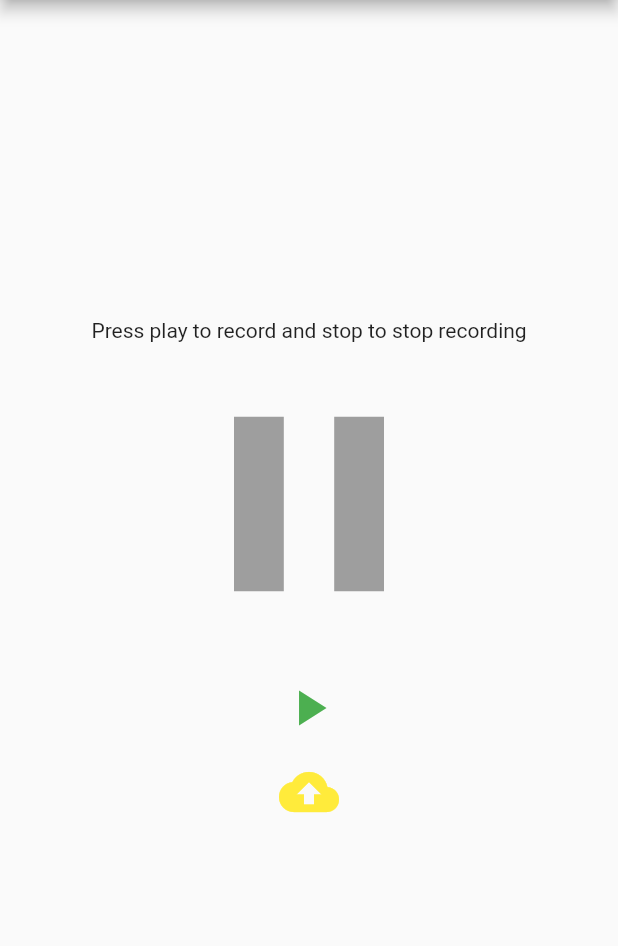
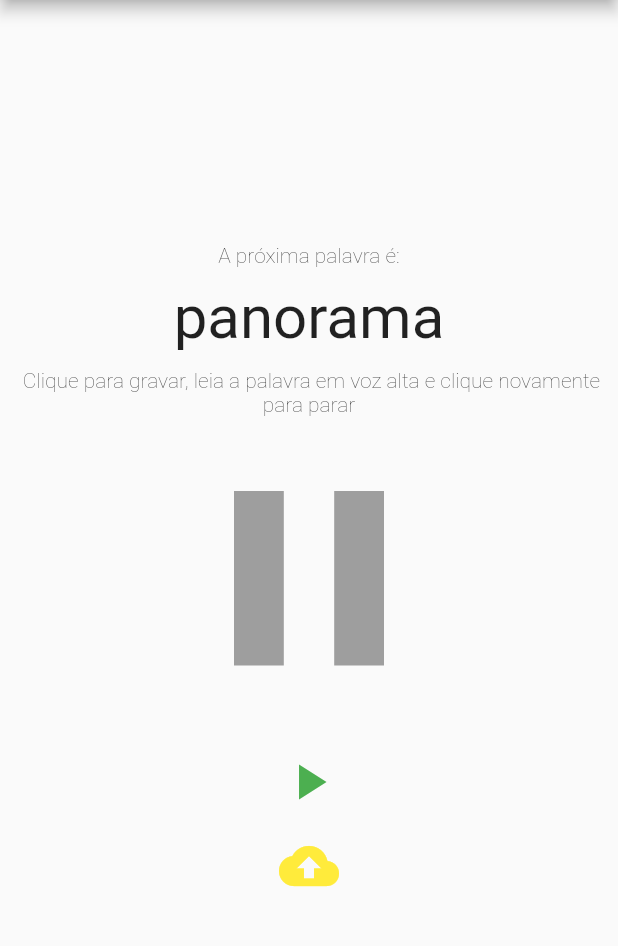
Before and after one commit to gabrieltnishimura/falaalgumacoisa, a Flutter app: the screen it shows after launch, after a tap on the "mic" icon, on a phone screen of 412 x 824 dp, the part 84-1030 px from its top. Run offline on Flutter 3.47's test engine with Material 2 defaults, Android fonts, the phone set to English and light mode, and no system bars; our stand-ins replace firebase_analytics, firebase_remote_config, get_it; missing offline and left inert: flutter_audio_recorder; accounts and stored records are empty; statements that could not run were skipped.

Commit message:
feat(word-suggestion): added widget and mocked service

```diff
--- a/lib/main.dart
+++ b/lib/main.dart
@@ -3,7 +3,7 @@ import 'package:firebase_analytics/observer.dart';
 import 'package:flutter/material.dart';
 import 'service_locator.dart';
 
-import 'wrapper/app-wrapper.dart';
+import 'wrapper/app_wrapper.dart';
 
 Future<void> main() async {
   WidgetsFlutterBinding.ensureInitialized();
--- a/lib/pages/record-page.dart
+++ b/lib/pages/record-page.dart
@@ -1,5 +1,6 @@
-import 'package:falaalgumacoisa/widgets/record-widget.dart';
-import 'package:falaalgumacoisa/widgets/upload-widget.dart';
+import 'package:falaalgumacoisa/widgets/record_widget.dart';
+import 'package:falaalgumacoisa/widgets/upload_widget.dart';
+import 'package:falaalgumacoisa/widgets/word_suggestion_widget.dart';
 import 'package:flutter/material.dart';
 
 class RecordPage extends StatelessWidget {
@@ -9,9 +10,7 @@ class RecordPage extends StatelessWidget {
       child: Column(
         mainAxisAlignment: MainAxisAlignment.center,
         children: <Widget>[
-          Text(
-            'Press play to record and stop to stop recording',
-          ),
+          WordSuggestionWidget(),
           RecordWidget(),
           UploadWidget(),
         ],
--- a/lib/service_locator.dart
+++ b/lib/service_locator.dart
@@ -1,6 +1,7 @@
 import 'package:falaalgumacoisa/services/config_service.dart';
 import 'package:falaalgumacoisa/services/file_storage_service.dart';
 import 'package:falaalgumacoisa/services/record_service.dart';
+import 'package:falaalgumacoisa/services/word_suggestion_service.dart';
 import 'package:get_it/get_it.dart';
 
 import 'services/remote_config_service.dart';
@@ -9,6 +10,7 @@ final locator = GetIt.instance;
 Future setupLocator() async {
   locator.registerLazySingleton(() => FileStorageService());
   locator.registerLazySingleton(() => RecordService());
+  locator.registerLazySingleton(() => WordSuggestionService());
   var configService = ConfigService();
   configService.initialise();
   locator.registerSingleton(configService);
--- /dev/null
+++ b/lib/services/word_suggestion_service.dart
@@ -0,0 +1,5 @@
+class WordSuggestionService {
+  Future<String> getWordSuggestion() {
+    return Future.value('panorama');
+  }
+}
--- /dev/null
+++ b/lib/widgets/word_suggestion_widget.dart
@@ -0,0 +1,54 @@
+import 'package:falaalgumacoisa/services/word_suggestion_service.dart';
+import 'package:flutter/material.dart';
+
+import '../service_locator.dart';
+
+class WordSuggestionWidget extends StatefulWidget {
+  @override
+  _WordSuggestionWidget createState() => _WordSuggestionWidget();
+}
+
+class _WordSuggestionWidget extends State<WordSuggestionWidget> {
+  final WordSuggestionService _wordSuggestionService =
+      locator<WordSuggestionService>();
+
+  String word;
+
+  _WordSuggestionWidget() {
+    _wordSuggestionService.getWordSuggestion().then((value) {
+      setState(() {
+        word = value;
+      });
+    });
+  }
+
+  @override
+  Widget build(BuildContext context) {
+    return Column(
+      children: <Widget>[
+        Text(
+          'A próxima palavra é:',
+          style: TextStyle(
+            fontWeight: FontWeight.w200,
+          ),
+          textAlign: TextAlign.center,
+        ),
+        SizedBox(height: 10),
+        word != null
+            ? Text(
+                word,
+                style: TextStyle(fontSize: 40),
+                textAlign: TextAlign.center,
+              )
+            : null,
+        SizedBox(height: 10),
+        Center(
+            child: Text(
+          ' Clique para gravar, leia a palavra em voz alta e clique novamente para parar ',
+          style: TextStyle(fontWeight: FontWeight.w200),
+          textAlign: TextAlign.center,
+        )),
+      ],
+    );
+  }
+}
```
Also changed, not shown: lib/widgets/record_widget.dart (renamed from lib/widgets/record-widget.dart), lib/widgets/upload_widget.dart (renamed from lib/widgets/upload-widget.dart), lib/wrapper/app_wrapper.dart (renamed from lib/wrapper/app-wrapper.dart).
